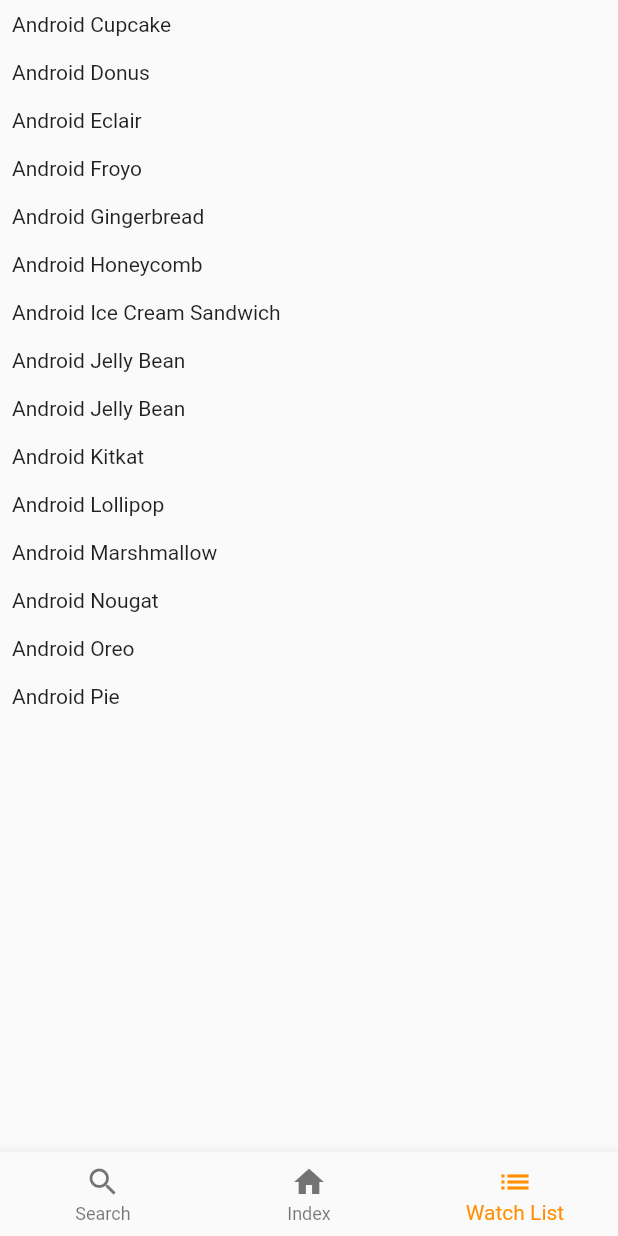
After one commit to JesseNicholas00/cinematch, a Flutter app: the Index screen opened directly, item 3 of the bottom bar chosen, on a phone screen of 412 x 824 dp. The commit adds this screen. Run offline on Flutter 3.47's test engine with Material 2 defaults, Android fonts, the phone set to English and light mode, and no system bars; our stand-ins replace firebase_auth; missing offline and left inert: search_widget; accounts and stored records are empty.

Commit message:
semangat adel

```diff
--- /dev/null
+++ b/lib/screens/Index.dart
@@ -0,0 +1,61 @@
+import 'package:cinematch/screens/Search.dart';
+import 'package:cinematch/screens/WatchList.dart';
+import 'package:cinematch/screens/HomePage.dart';
+import 'package:flutter/material.dart';
+
+class Index extends StatefulWidget {
+  Index({Key key}) : super(key: key);
+
+  @override
+  _IndexState createState() => _IndexState();
+}
+
+class _IndexState extends State<Index> {
+  int _selectedIndex = 0;
+  static const TextStyle optionStyle =
+      TextStyle(fontSize: 30, fontWeight: FontWeight.bold);
+
+  static Search search = new Search();
+  static Watchlist watchList = new Watchlist();
+  static HomePage homePage = new HomePage();
+
+  static List<Widget> _widgetOptions = <Widget>[
+    search,
+    homePage,
+    watchList,
+  ];
+
+  void _onItemTapped(int index) {
+    setState(() {
+      _selectedIndex = index;
+    });
+  }
+
+  @override
+  Widget build(BuildContext context) {
+    return Scaffold(
+      body: Center(
+        child: _widgetOptions.elementAt(_selectedIndex),
+      ),
+      bottomNavigationBar: BottomNavigationBar(
+        items: const <BottomNavigationBarItem>[
+          BottomNavigationBarItem(
+            icon: Icon(Icons.search),
+            title: Text('Search'),
+          ),
+          BottomNavigationBarItem(
+            icon: Icon(Icons.home),
+            title: Text('Index'),
+          ),
+          BottomNavigationBarItem(
+            icon: Icon(Icons.list),
+            title: Text('Watch List'),
+          ),
+        ],
+        currentIndex: _selectedIndex,
+        selectedItemColor: Colors.amber[800],
+        onTap: _onItemTapped,
+      ),
+    );
+  }
+}
--- /dev/null
+++ b/lib/screens/WatchList.dart
@@ -0,0 +1,78 @@
+import 'package:flutter/material.dart';
+
+class Watchlist extends StatefulWidget{
+  @override
+  _WatchListState createState() => _WatchListState();
+}
+
+class _WatchListState extends State<Watchlist>{
+
+  Widget build(BuildContext context) {
+    return Scaffold(
+      body: ListView(
+        children: <Widget>[
+          Padding(
+            padding: EdgeInsets.all(8.0),
+            child: Text("Android Cupcake"),
+          ),
+          Padding(
+            padding: EdgeInsets.all(8.0),
+            child: Text("Android Donus"),
+          ),
+          Padding(
+            padding: EdgeInsets.all(8.0),
+            child: Text("Android Eclair"),
+          ),
+          Padding(
+            padding: EdgeInsets.all(8.0),
+            child: Text("Android Froyo"),
+          ),
+          Padding(
+            padding: EdgeInsets.all(8.0),
+            child: Text("Android Gingerbread"),
+          ),
+          Padding(
+            padding: EdgeInsets.all(8.0),
+            child: Text("Android Honeycomb"),
+          ),
+          Padding(
+            padding: EdgeInsets.all(8.0),
+            child: Text("Android Ice Cream Sandwich"),
+          ),
+          Padding(
+            padding: EdgeInsets.all(8.0),
+            child: Text("Android Jelly Bean"),
+          ),
+          Padding(
+            padding: EdgeInsets.all(8.0),
+            child: Text("Android Jelly Bean"),
+          ),
+          Padding(
+            padding: EdgeInsets.all(8.0),
+            child: Text("Android Kitkat"),
+          ),
+          Padding(
+            padding: EdgeInsets.all(8.0),
+            child: Text("Android Lollipop"),
+          ),
+          Padding(
+            padding: EdgeInsets.all(8.0),
+            child: Text("Android Marshmallow"),
+          ),
+          Padding(
+            padding: EdgeInsets.all(8.0),
+            child: Text("Android Nougat"),
+          ),
+          Padding(
+            padding: EdgeInsets.all(8.0),
+            child: Text("Android Oreo"),
+          ),
+          Padding(
+            padding: EdgeInsets.all(8.0),
+            child: Text("Android Pie"),
+          ),
+        ],
+      ),
+    );
+  }
+}
--- a/lib/screens/auth/LoginPage.dart
+++ b/lib/screens/auth/LoginPage.dart
@@ -1,4 +1,4 @@
-import 'package:cinematch/screens/Home.dart';
+import 'package:cinematch/screens/Index.dart';
 import 'package:firebase_auth/firebase_auth.dart';
 import 'package:flutter/material.dart';
 
@@ -27,7 +27,7 @@ class _LoginPageState extends State<LoginPage> {
         assert(await user.getIdToken() != null);
 
         Navigator.push(
-            context, MaterialPageRoute(builder: (context) => Home()));
+            context, MaterialPageRoute(builder: (context) => Index()));
       } catch (e) {
         print(e.message);
       }
--- a/pubspec.yaml
+++ b/pubspec.yaml
@@ -25,6 +25,7 @@ dependencies:
     sdk: flutter
   firebase_auth: 0.16.0
   tmdb_dart: ^0.1.1
+  search_widget: ^1.0.2
 
 
   # The following adds the Cupertino Icons font to your application.
```
Also changed, not shown: lib/screens/Home.dart (deleted, +0 -18 lines), lib/screens/HomePage.dart (added, +15 -0 lines), lib/screens/Search.dart (added, +202 -0 lines), lib/screens/Swipe.dart (added, +86 -0 lines).
